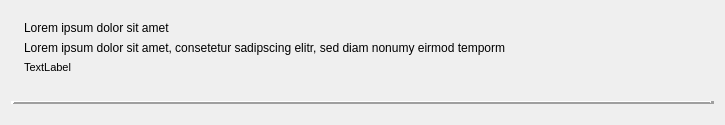
Old version of the form src/gui/notificationwidget.ui in the repository nextcloud/desktop.
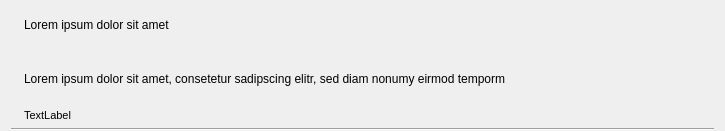
New version of the form. Icons and pictures are not drawn.

Commit message: Code: Modernise notifications and action widget

```diff
--- a/src/gui/notificationwidget.ui
+++ b/src/gui/notificationwidget.ui
@@ -7,7 +7,7 @@
     <x>0</x>
     <y>0</y>
     <width>725</width>
-    <height>125</height>
+    <height>131</height>
    </rect>
   </property>
   <property name="sizePolicy">
@@ -19,14 +19,16 @@
   <property name="windowTitle">
    <string>Form</string>
   </property>
-  <layout class="QGridLayout" name="gridLayout">
+  <layout class="QVBoxLayout" name="verticalLayout_2">
    <property name="topMargin">
     <number>0</number>
    </property>
    <property name="bottomMargin">
     <number>0</number>
    </property>
-   <item row="0" column="0">
+   <item>
+    <layout class="QHBoxLayout" name="horizontalLayout_3">
+     <item>
     <widget class="QLabel" name="_notifIcon">
      <property name="sizePolicy">
       <sizepolicy hsizetype="Fixed" vsizetype="Fixed">
@@ -42,7 +44,7 @@
      </property>
     </widget>
    </item>
-   <item row="0" column="1">
+     <item>
     <layout class="QVBoxLayout" name="verticalLayout">
      <item>
       <widget class="QLabel" name="_subjectLabel">
@@ -100,16 +102,12 @@
      </item>
     </layout>
    </item>
-   <item row="1" column="0" colspan="2">
-    <widget class="QFrame" name="frame">
-     <property name="frameShape">
-      <enum>QFrame::HLine</enum>
-     </property>
-     <property name="frameShadow">
-      <enum>QFrame::Raised</enum>
-     </property>
-     <property name="lineWidth">
-      <number>4</number>
+    </layout>
+   </item>
+   <item>
+    <widget class="Line" name="line">
+     <property name="orientation">
+      <enum>Qt::Horizontal</enum>
      </property>
     </widget>
    </item>
```
Lines whose indentation alone changed are shown as unchanged. The commit also changes 4 other files.
